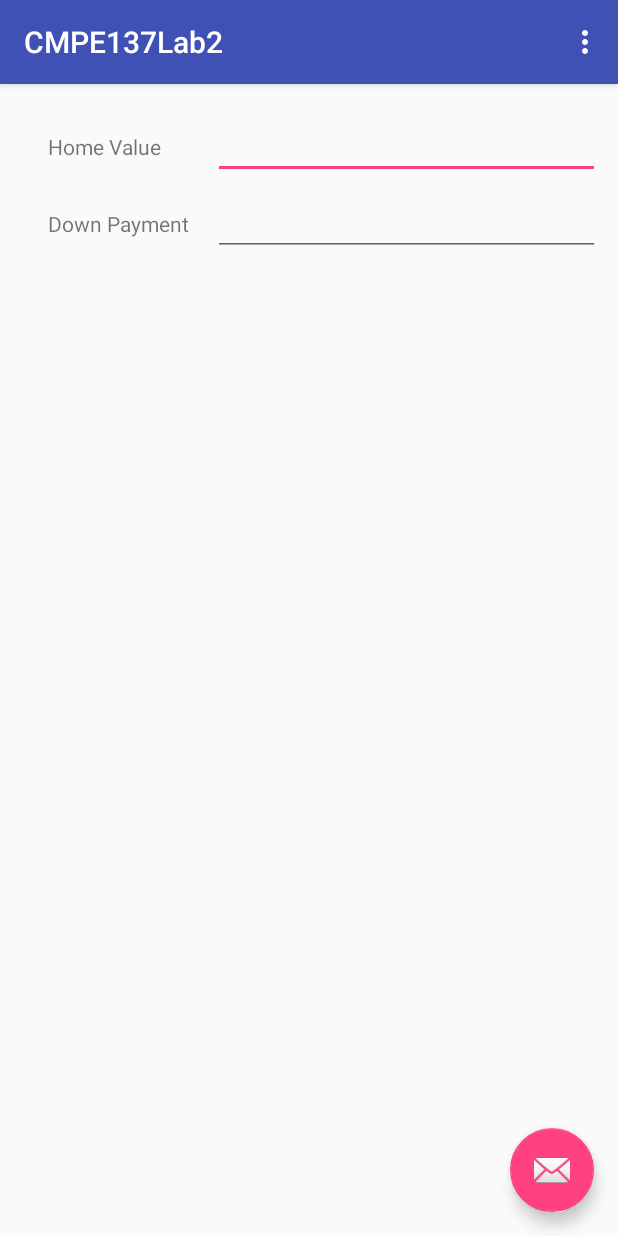
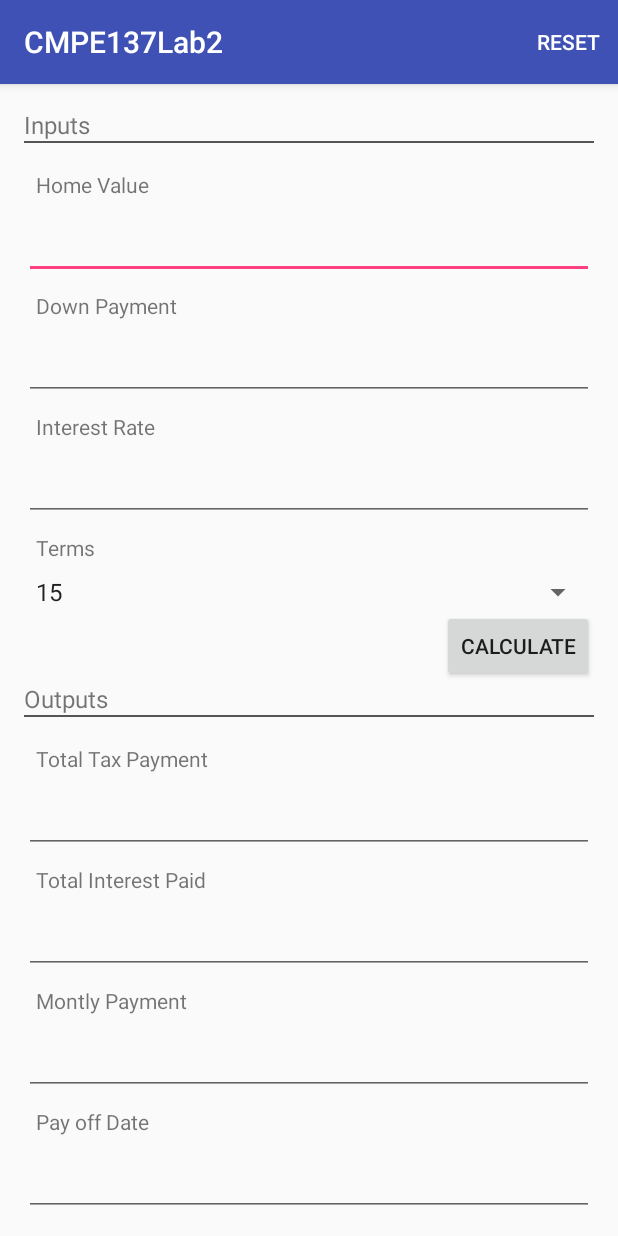
Before and after one commit to hudovisk/CMPE137Lab2, an Android app: the screen it shows after launch (MainActivity), on a phone screen of 412 x 824 dp. Run offline under Robolectric (Android 15) with nearby library versions, the phone set to English and light mode, and no system bars.

Commit message:
finishing screen

```diff
--- a/app/src/main/java/com/assignment/sjsu/hudoassenco/cmpe137lab2/MainActivity.java
+++ b/app/src/main/java/com/assignment/sjsu/hudoassenco/cmpe137lab2/MainActivity.java
@@ -1,15 +1,19 @@
 package com.assignment.sjsu.hudoassenco.cmpe137lab2;
 
 import android.os.Bundle;
-import android.support.design.widget.FloatingActionButton;
-import android.support.design.widget.Snackbar;
 import android.support.v7.app.AppCompatActivity;
 import android.support.v7.widget.Toolbar;
-import android.view.View;
 import android.view.Menu;
 import android.view.MenuItem;
+import android.view.View;
+import android.widget.ArrayAdapter;
+import android.widget.Button;
+import android.widget.Spinner;
 
 public class MainActivity extends AppCompatActivity {
+
+    Spinner _spinner;
+    Button _calculate;
 
     @Override
     protected void onCreate(Bundle savedInstanceState) {
@@ -18,14 +22,23 @@ public class MainActivity extends AppCompatActivity {
         Toolbar toolbar = (Toolbar) findViewById(R.id.toolbar);
         setSupportActionBar(toolbar);
 
-        FloatingActionButton fab = (FloatingActionButton) findViewById(R.id.fab);
-        fab.setOnClickListener(new View.OnClickListener() {
+        _spinner = (Spinner) findViewById(R.id.term_input);
+        _calculate = (Button) findViewById(R.id.calculate_bt);
+
+        _calculate.setOnClickListener(new View.OnClickListener() {
             @Override
-            public void onClick(View view) {
-                Snackbar.make(view, "Replace with your own action", Snackbar.LENGTH_LONG)
-                        .setAction("Action", null).show();
+            public void onClick(View v) {
+                calculate();
             }
         });
+
+        // Create an ArrayAdapter using the string array and a default spinner layout
+        ArrayAdapter<CharSequence> adapter = ArrayAdapter.createFromResource(this,
+                R.array.terms_array, android.R.layout.simple_spinner_item);
+        // Specify the layout to use when the list of choices appears
+        adapter.setDropDownViewResource(android.R.layout.simple_spinner_dropdown_item);
+        // Apply the adapter to the spinner
+        _spinner.setAdapter(adapter);
     }
 
     @Override
@@ -43,10 +56,20 @@ public class MainActivity extends AppCompatActivity {
         int id = item.getItemId();
 
         //noinspection SimplifiableIfStatement
-        if (id == R.id.action_settings) {
+        if (id == R.id.action_reset) {
+            cleanForm();
             return true;
         }
 
         return super.onOptionsItemSelected(item);
     }
+
+    private void calculate() {
+        //TODO: Execute and Output Calculation
+    }
+
+    private void cleanForm() {
+        //TODO: Clean the form
+
+    }
 }
--- a/app/src/main/res/layout/activity_main.xml
+++ b/app/src/main/res/layout/activity_main.xml
@@ -17,9 +17,4 @@
 
     <include layout="@layout/content_main" />
 
-    <android.support.design.widget.FloatingActionButton android:id="@+id/fab"
-        android:layout_width="wrap_content" android:layout_height="wrap_content"
-        android:layout_gravity="bottom|end" android:layout_margin="@dimen/fab_margin"
-        android:src="@android:drawable/ic_dialog_email" />
-
 </android.support.design.widget.CoordinatorLayout>
--- a/app/src/main/res/layout/content_main.xml
+++ b/app/src/main/res/layout/content_main.xml
@@ -9,32 +9,127 @@
     app:layout_behavior="@string/appbar_scrolling_view_behavior"
     tools:showIn="@layout/activity_main" tools:context=".MainActivity">
 
-    <GridLayout
+    <LinearLayout
+        android:orientation="vertical"
         android:layout_width="match_parent"
-        android:layout_height="wrap_content"
-        android:columnCount="2">
+        android:layout_height="wrap_content">
 
         <TextView
             android:layout_width="wrap_content"
             android:layout_height="wrap_content"
-            android:padding="16dp"
+            android:text="Inputs"
+            android:textSize="16sp"/>
+        <View
+            android:layout_width="match_parent"
+            android:layout_height="1dp"
+            android:layout_marginBottom="10dp"
+            android:background="#555555"/>
+
+        <TextView
+            android:layout_width="wrap_content"
+            android:layout_height="wrap_content"
+            android:padding="8dp"
             android:text="@string/home_value" />
         <EditText
-            android:layout_width="fill_parent"
+            android:layout_width="match_parent"
             android:layout_height="wrap_content"
+            android:numeric="decimal"
             android:id="@+id/home_value_input"/>
 
         <TextView
             android:layout_width="wrap_content"
             android:layout_height="wrap_content"
-            android:padding="16dp"
+            android:padding="8dp"
             android:text="@string/down_payment" />
         <EditText
             android:id="@+id/down_payment_input"
-            android:layout_width="fill_parent"
+            android:layout_width="match_parent"
+            android:layout_height="wrap_content"
+            android:numeric="decimal"/>
+
+        <TextView
+            android:layout_width="wrap_content"
+            android:layout_height="wrap_content"
+            android:padding="8dp"
+            android:text="@string/interest_rate" />
+        <EditText
+            android:id="@+id/interest_rate_input"
+            android:layout_width="match_parent"
+            android:layout_height="wrap_content"
+            android:numeric="decimal"/>
+
+        <TextView
+            android:layout_width="wrap_content"
+            android:layout_height="wrap_content"
+            android:padding="8dp"
+            android:text="@string/terms" />
+        <Spinner
+            android:id="@+id/term_input"
+            android:layout_width="match_parent"
+            android:layout_height="wrap_content" />
+
+        <Button
+            android:id="@+id/calculate_bt"
+            android:layout_width="wrap_content"
+            android:layout_height="wrap_content"
+            android:layout_gravity="right"
+            android:text="@string/calculate"/>
+
+        <TextView
+            android:layout_width="wrap_content"
+            android:layout_height="wrap_content"
+            android:text="Outputs"
+            android:textSize="16sp"/>
+        <View
+            android:layout_width="match_parent"
+            android:layout_height="1dp"
+            android:layout_marginBottom="10dp"
+            android:background="#555555"/>
+
+        <TextView
+            android:layout_width="wrap_content"
+            android:layout_height="wrap_content"
+            android:padding="8dp"
+            android:text="@string/total_tax_payment" />
+        <EditText
+            android:id="@+id/tax_payment_out"
+            android:editable="false"
+            android:layout_width="match_parent"
             android:layout_height="wrap_content"/>
 
+        <TextView
+            android:layout_width="wrap_content"
+            android:layout_height="wrap_content"
+            android:padding="8dp"
+            android:text="@string/total_interest_paid" />
+        <EditText
+            android:id="@+id/total_interest_out"
+            android:editable="false"
+            android:layout_width="match_parent"
+            android:layout_height="wrap_content"/>
 
-    </GridLayout>
+        <TextView
+            android:layout_width="wrap_content"
+            android:layout_height="wrap_content"
+            android:padding="8dp"
+            android:text="@string/montly_payment" />
+        <EditText
+            android:id="@+id/montly_payment_out"
+            android:editable="false"
+            android:layout_width="match_parent"
+            android:layout_height="wrap_content"/>
+
+        <TextView
+            android:layout_width="wrap_content"
+            android:layout_height="wrap_content"
+            android:padding="8dp"
+            android:text="@string/pay_off_date" />
+        <EditText
+            android:id="@+id/pay_off_date_out"
+            android:editable="false"
+            android:layout_width="match_parent"
+            android:layout_height="wrap_content"/>
+
+    </LinearLayout>
 
 </ScrollView>
--- a/app/src/main/res/menu/menu_main.xml
+++ b/app/src/main/res/menu/menu_main.xml
@@ -1,6 +1,6 @@
 <menu xmlns:android="http://schemas.android.com/apk/res/android"
     xmlns:app="http://schemas.android.com/apk/res-auto"
     xmlns:tools="http://schemas.android.com/tools" tools:context=".MainActivity">
-    <item android:id="@+id/action_settings" android:title="@string/action_settings"
-        android:orderInCategory="100" app:showAsAction="never" />
+    <item android:id="@+id/action_reset" android:title="@string/action_reset"
+        android:orderInCategory="1" app:showAsAction="always" />
 </menu>
--- a/app/src/main/res/values/strings.xml
+++ b/app/src/main/res/values/strings.xml
@@ -1,10 +1,23 @@
 <resources>
     <string name="app_name">CMPE137Lab2</string>
-    <string name="action_settings">Settings</string>
+    <string name="action_reset">RESET</string>
 
     <string name="home_value">Home Value</string>
     <string name="down_payment">Down Payment</string>
     <string name="interest_rate">Interest Rate</string>
     <string name="terms">Terms</string>
     <string name="tax_rate">Tax Rate</string>
+    <string name="total_tax_payment">Total Tax Payment</string>
+    <string name="total_interest_paid">Total Interest Paid</string>
+    <string name="montly_payment">Montly Payment</string>
+    <string name="pay_off_date">Pay off Date</string>
+    <string name="calculate">Calculate</string>
+
+    <string-array name="terms_array">
+        <item>"15"</item>
+        <item>"20"</item>
+        <item>"25"</item>
+        <item>"30"</item>
+        <item>"40"</item>
+    </string-array>
 </resources>
```
